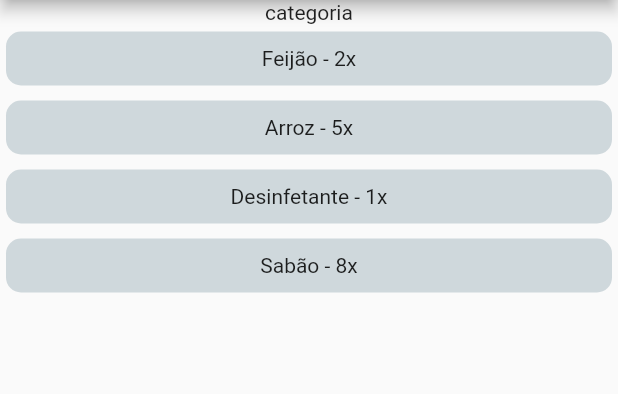
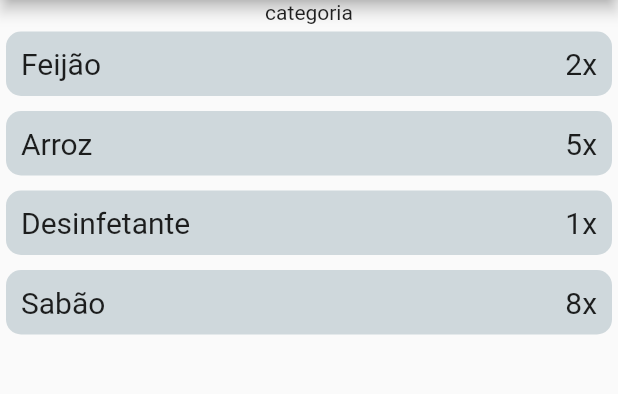
Before and after one commit to owarleysouza/S-Compras, a Flutter app: the TelaInicial screen opened directly, on a phone screen of 412 x 824 dp, the part 84-478 px from its top. Run offline on Flutter 3.47's test engine with Material 2 defaults, Android fonts, the phone set to English and light mode, and no system bars.

Commit message:
Implementado alteracoes visuais no texto dos produtos

```diff
--- a/lib/views/produtoTemplate.dart
+++ b/lib/views/produtoTemplate.dart
@@ -17,12 +17,18 @@ class ProdutoTemplate extends StatelessWidget {
       decoration: BoxDecoration(
           color: Colors.blueGrey[100], borderRadius: BorderRadius.circular(10)),
       child: Row(
-        mainAxisAlignment: MainAxisAlignment.center,
+        mainAxisAlignment: MainAxisAlignment.spaceBetween,
         children: <Widget>[
           //icone/imagem,
-          Text(nome),
-          Text(" - "),
-          Text("${quantidade}x")
+          Text(
+            nome,
+            style: TextStyle(fontSize: 20),
+          ),
+
+          Text(
+            "${quantidade}x",
+            style: TextStyle(fontSize: 20),
+          )
         ],
       ),
     );
```
